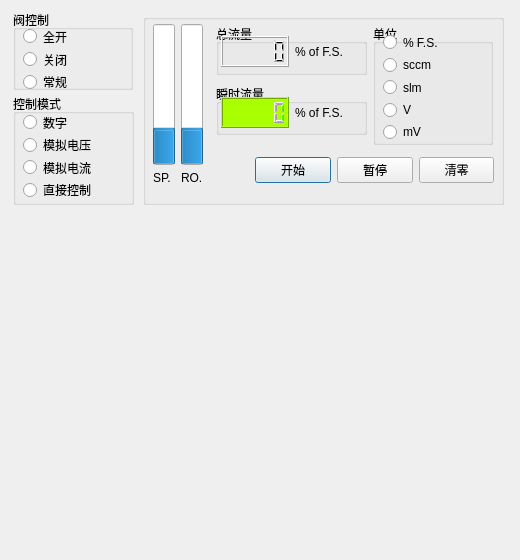
Above: MFC/MFC-PC-release/src/UIControl.ui from erisir/SandBox before the change. Below: the same form after it.
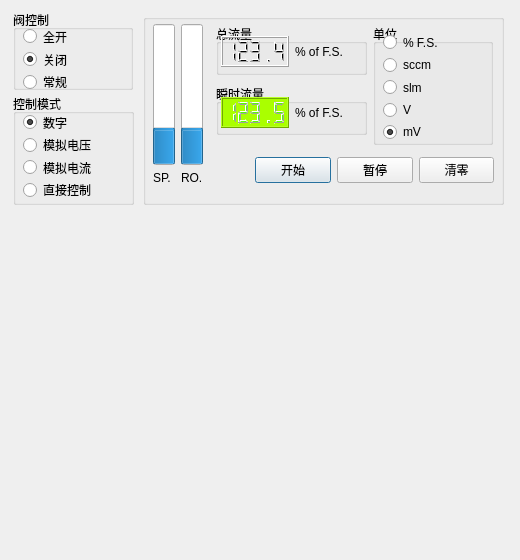
That is the form after the change. Custom widgets are drawn as their Qt base class.

Commit message: auto draw

The edit to the form file:
```diff
--- a/MFC/MFC-PC-release/src/UIControl.ui
+++ b/MFC/MFC-PC-release/src/UIControl.ui
@@ -47,6 +47,9 @@
        <property name="text">
         <string>关闭</string>
        </property>
+       <property name="checked">
+        <bool>true</bool>
+       </property>
       </widget>
      </item>
      <item>
@@ -86,6 +89,9 @@
        <property name="text">
         <string>数字</string>
        </property>
+       <property name="checked">
+        <bool>true</bool>
+       </property>
       </widget>
      </item>
      <item>
@@ -147,7 +153,14 @@
      </property>
      <layout class="QHBoxLayout" name="horizontalLayout_2">
       <item>
-       <widget class="QLCDNumber" name="SetPoint"/>
+       <widget class="QLCDNumber" name="SetPoint">
+        <property name="autoFillBackground">
+         <bool>false</bool>
+        </property>
+        <property name="value" stdset="0">
+         <double>123.400000000000006</double>
+        </property>
+       </widget>
       </item>
       <item>
        <widget class="QLabel" name="label_3">
@@ -197,6 +210,9 @@
         <property name="smallDecimalPoint">
          <bool>false</bool>
         </property>
+        <property name="value" stdset="0">
+         <double>123.500000000000000</double>
+        </property>
        </widget>
       </item>
       <item>
@@ -264,6 +280,9 @@
         <property name="text">
          <string>mV</string>
         </property>
+        <property name="checked">
+         <bool>true</bool>
+        </property>
        </widget>
       </item>
      </layout>
```
The commit also changes 17 other files.
